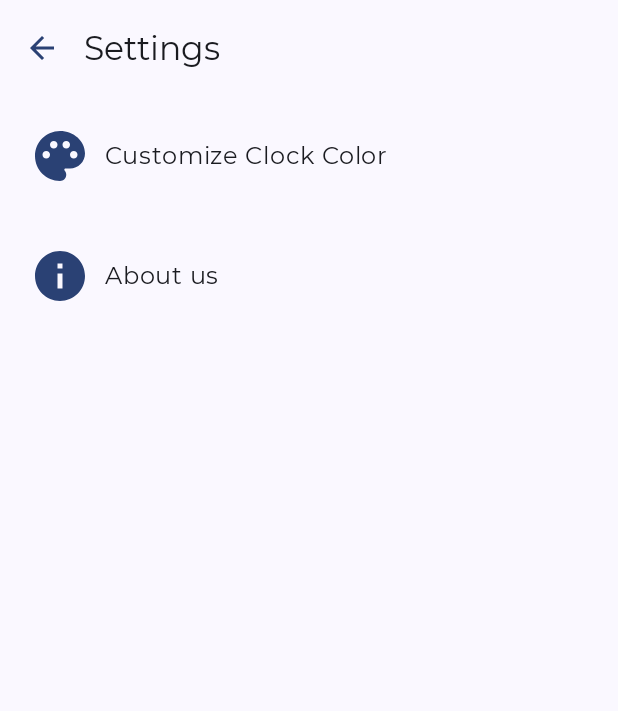
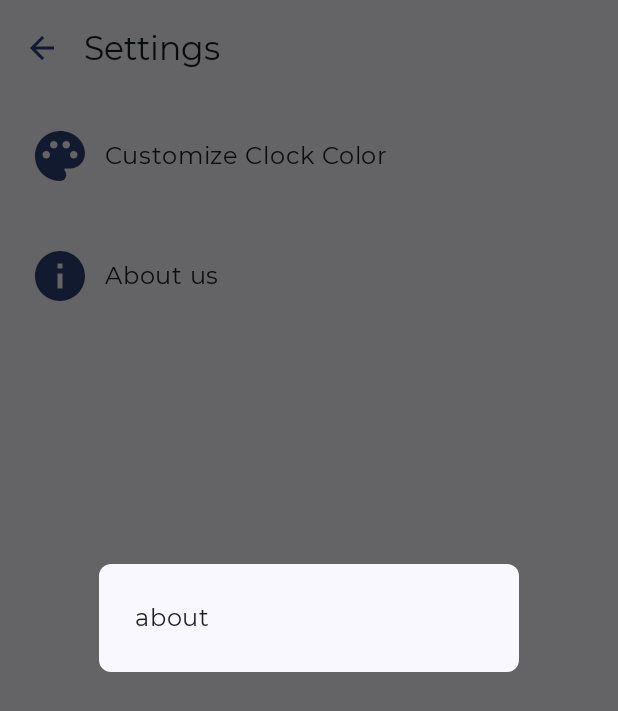
Before and after one commit to Elisszta/android_project, an Android app built with Jetpack Compose: the SettingPage screen opened through its navigation route, after a tap on "About us", on a phone screen of 412 x 824 dp. Shown: the top 711 px of the screen. Run offline under Robolectric (Android 15) with nearby library versions, the phone set to English and light mode, and no system bars; our stand-ins replace window size class.

Commit message:
Dialog update

```diff
--- a/EveryClocked/app/src/main/java/com/everyclocked/settings/AboutUsDialog.kt
+++ b/EveryClocked/app/src/main/java/com/everyclocked/settings/AboutUsDialog.kt
@@ -1,13 +1,16 @@
 package com.everyclocked.settings
 
 import androidx.compose.foundation.background
-import androidx.compose.foundation.layout.Box
+import androidx.compose.foundation.layout.Column
+import androidx.compose.foundation.layout.padding
 import androidx.compose.foundation.shape.RoundedCornerShape
 import androidx.compose.material3.AlertDialog
 import androidx.compose.material3.ExperimentalMaterial3Api
 import androidx.compose.material3.MaterialTheme
+import androidx.compose.material3.Text
 import androidx.compose.runtime.Composable
 import androidx.compose.runtime.MutableState
+import androidx.compose.ui.Alignment
 import androidx.compose.ui.Modifier
 import androidx.compose.ui.graphics.Color
 import androidx.compose.ui.unit.dp
@@ -23,6 +26,13 @@ fun AboutUs(showDialog: MutableState<Boolean>) {
         onDismissRequest = { showDialog.value = false },
         properties = DialogProperties(dismissOnBackPress = true, dismissOnClickOutside = true),
     ) {
-
+        Column(
+            modifier = Modifier.padding(24.dp)
+        )
+        {
+            Text(
+                text = "about",
+            )
+        }
     }
 }
--- a/EveryClocked/app/src/main/java/com/everyclocked/settings/SettingPage.kt
+++ b/EveryClocked/app/src/main/java/com/everyclocked/settings/SettingPage.kt
@@ -45,6 +45,12 @@ fun SettingPage() {
     val showAbout = remember{
         mutableStateOf(false)
     }
+    val showColor = remember{
+        mutableStateOf(false)
+    }
+    if (showAbout.value) {
+        AboutUs(showDialog = showAbout)
+    }
     Scaffold(
         topBar = {
             TopAppBar(
@@ -52,7 +58,7 @@ fun SettingPage() {
                     Text("Settings")
                 },
                 navigationIcon = {
-                    IconButton(onClick = {  }) {
+                    IconButton(onClick = { /*TODO: implement the navigation part*/ }) {
                         Icon(
                             Icons.Filled.ArrowBack,
                             contentDescription = null,
@@ -95,7 +101,7 @@ fun SettingPage() {
                     .fillMaxWidth()
                     .height(80.dp)
                     .clickable {
-                        /*TODO*/
+                        showAbout.value = true
                     },
             ) {
                 Spacer(Modifier.width(20.dp))
```
Also changed, not shown: EveryClocked/app/src/main/java/com/everyclocked/home/NewMissionDialog.kt (+5 -2 lines).
